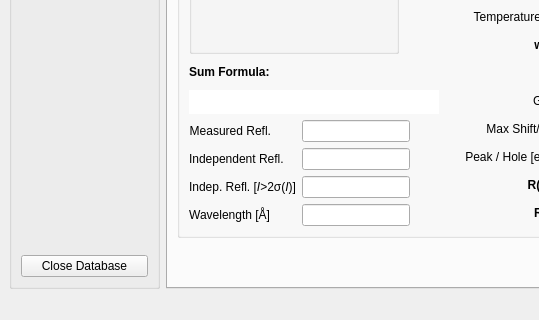
First picture: the form in gui/strf_main.ui, repository dkratzert/StructureFinder, before the edit; both pictures show x 0 to 539 and y 394 to 714 of the 1280 by 714 pixel window.
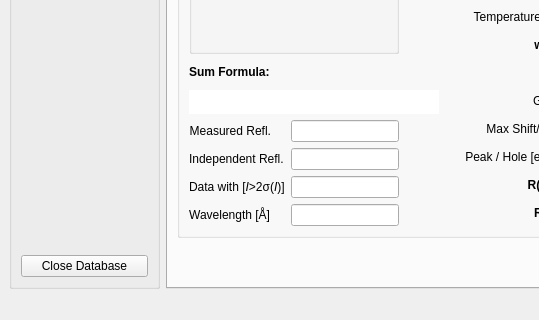
Second picture: the form after the edit. The open tabs and pages were chosen to show the change.

Diff of the .ui file:
```diff
--- a/gui/strf_main.ui
+++ b/gui/strf_main.ui
@@ -546,7 +546,7 @@
                  <item row="2" column="0">
                   <widget class="QLabel" name="refl2sigmaLabel">
                    <property name="text">
-                    <string>&lt;html&gt;&lt;head/&gt;&lt;body&gt;&lt;p&gt;Indep. Refl. [&lt;span style=&quot; font-style:italic;&quot;&gt;I&lt;/span&gt;&amp;gt;2σ(&lt;span style=&quot; font-style:italic;&quot;&gt;I&lt;/span&gt;)]&lt;/p&gt;&lt;/body&gt;&lt;/html&gt;</string>
+                    <string>&lt;html&gt;&lt;head/&gt;&lt;body&gt;&lt;p&gt;Data with [&lt;span style=&quot; font-style:italic;&quot;&gt;I&lt;/span&gt;&amp;gt;2σ(&lt;span style=&quot; font-style:italic;&quot;&gt;I&lt;/span&gt;)]&lt;/p&gt;&lt;/body&gt;&lt;/html&gt;</string>
                    </property>
                   </widget>
                  </item>
```
Left out of the diff: 2 changed lines with no effect on the pictures.
